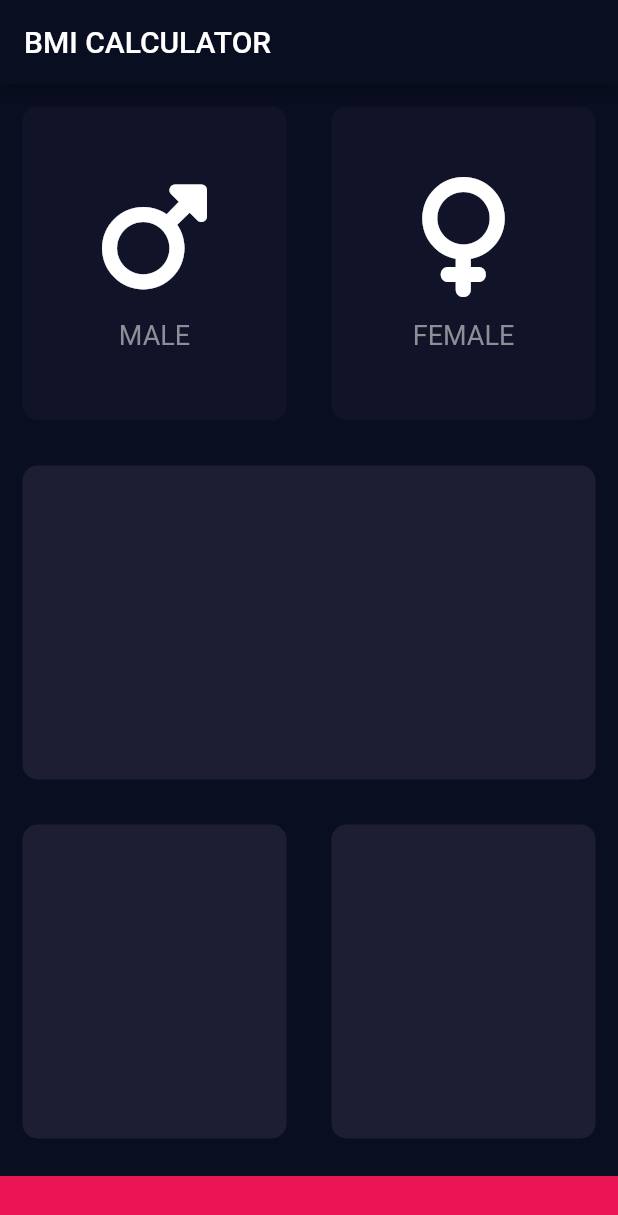
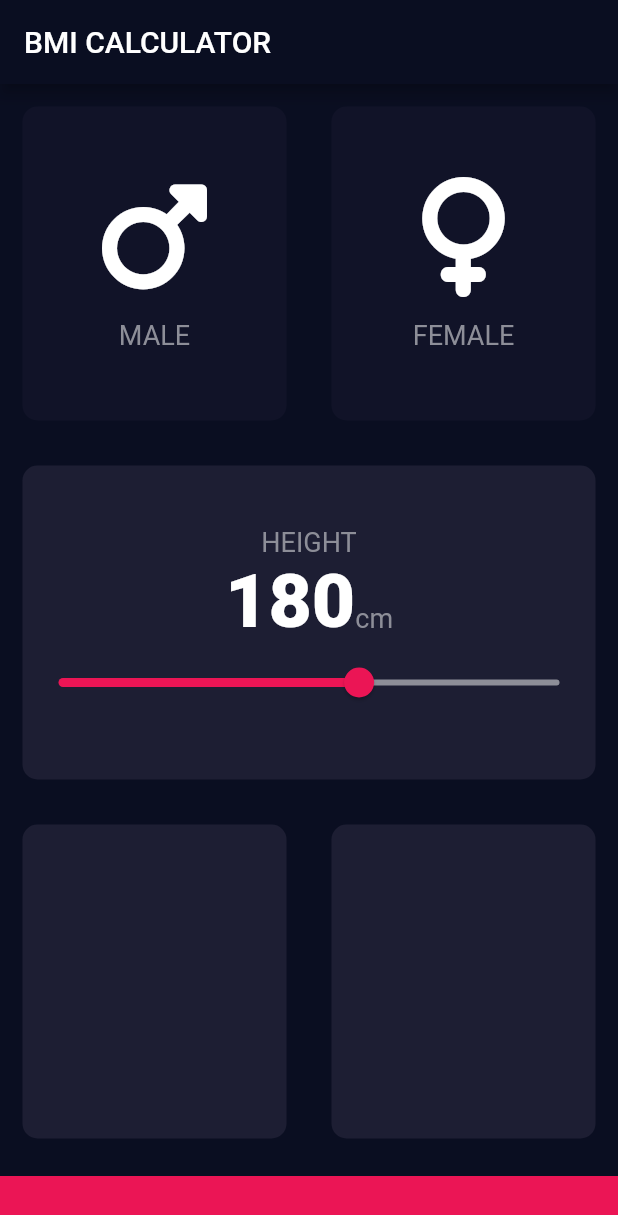
Before and after one commit to Talbekk/bmi-calculator, a Flutter app: the screen it shows after launch, on a phone screen of 412 x 824 dp. Shown: the top 1215 px of the screen. Run offline on Flutter 3.47's test engine with Material 2 defaults, Android fonts, the phone set to English and light mode, and no system bars; our stand-ins replace font_awesome_flutter.

Commit message:
adds slider with height picker

```diff
--- /dev/null
+++ b/lib/constants.dart
@@ -0,0 +1,16 @@
+import 'package:flutter/material.dart';
+
+const kBottomContainerHeight = 40.0;
+const kBottomContainerColor = Color(0xFFEB1555);
+const kActiveCardColor = Color(0xFF1D1E33);
+const kInactiveCardColor = Color(0xFF111328);
+
+const kLabelTextStyle = TextStyle(
+  fontSize: 18.0,
+  color: Color(0xFF8D8E98),
+);
+
+const kLabelNumberStyle = TextStyle(
+  fontSize: 50.0,
+  fontWeight: FontWeight.w900,
+);
--- a/lib/icon_content.dart
+++ b/lib/icon_content.dart
@@ -1,9 +1,5 @@
 import 'package:flutter/material.dart';
-
-const labelTextStyle = TextStyle(
-  fontSize: 18.0,
-  color: Color(0xFF8D8E98),
-);
+import 'constants.dart';
 
 class CustomIconContent extends StatelessWidget {
   CustomIconContent({@required this.gender, @required this.icon});
@@ -25,7 +21,7 @@
         ),
         Text(
           gender,
-          style: labelTextStyle,
+          style: kLabelTextStyle,
         ),
       ],
     );
--- a/lib/input_page.dart
+++ b/lib/input_page.dart
@@ -2,11 +2,7 @@
 import 'package:flutter/material.dart';
 import 'package:font_awesome_flutter/font_awesome_flutter.dart';
 import 'icon_content.dart';
-
-const bottomContainerHeight = 40.0;
-const bottomContainerColor = Color(0xFFEB1555);
-const activeCardColor = Color(0xFF1D1E33);
-const inactiveCardColor = Color(0xFF111328);
+import 'constants.dart';
 
 enum Gender {
   male,
@@ -20,6 +16,7 @@
 
 class _InputPageState extends State<InputPage> {
   Gender selectedGender = null;
+  int height = 180;
 
   @override
   Widget build(BuildContext context) {
@@ -28,6 +25,7 @@
         title: Text('BMI CALCULATOR'),
       ),
       body: Column(
+        crossAxisAlignment: CrossAxisAlignment.stretch,
         children: <Widget>[
           Expanded(
             child: Row(
@@ -40,8 +38,8 @@
                       });
                     },
                     colour: selectedGender == Gender.male
-                        ? activeCardColor
-                        : inactiveCardColor,
+                        ? kActiveCardColor
+                        : kInactiveCardColor,
                     cardChild: CustomIconContent(
                       gender: 'MALE',
                       icon: FontAwesomeIcons.mars,
@@ -56,8 +54,8 @@
                       });
                     },
                     colour: selectedGender == Gender.female
-                        ? activeCardColor
-                        : inactiveCardColor,
+                        ? kActiveCardColor
+                        : kInactiveCardColor,
                     cardChild: CustomIconContent(
                       gender: 'FEMALE',
                       icon: FontAwesomeIcons.venus,
@@ -69,7 +67,43 @@
           ),
           Expanded(
             child: ReusableCard(
-              colour: activeCardColor,
+              colour: kActiveCardColor,
+              cardChild: Column(
+                mainAxisAlignment: MainAxisAlignment.center,
+                children: [
+                  Text(
+                    'HEIGHT',
+                    style: kLabelTextStyle,
+                  ),
+                  Row(
+                    mainAxisAlignment: MainAxisAlignment.center,
+                    crossAxisAlignment: CrossAxisAlignment.baseline,
+                    textBaseline: TextBaseline.alphabetic,
+                    children: [
+                      Text(
+                        height.toString(),
+                        style: kLabelNumberStyle,
+                      ),
+                      Text(
+                        'cm',
+                        style: kLabelTextStyle,
+                      ),
+                    ],
+                  ),
+                  Slider(
+                    value: height.toDouble(),
+                    min: 120.0,
+                    max: 220.0,
+                    activeColor: Color(0xFFEB1555),
+                    inactiveColor: Color(0xFF8D8E98),
+                    onChanged: (double newValue) {
+                      setState(() {
+                        height = newValue.round();
+                      });
+                    },
+                  ),
+                ],
+              ),
             ),
           ),
           Expanded(
@@ -77,22 +111,22 @@
               children: <Widget>[
                 Expanded(
                   child: ReusableCard(
-                    colour: activeCardColor,
+                    colour: kActiveCardColor,
                   ),
                 ),
                 Expanded(
                   child: ReusableCard(
-                    colour: activeCardColor,
+                    colour: kActiveCardColor,
                   ),
                 )
               ],
             ),
           ),
           Container(
-            color: bottomContainerColor,
+            color: kBottomContainerColor,
             margin: EdgeInsets.only(top: 10),
             width: double.infinity,
-            height: bottomContainerHeight,
+            height: kBottomContainerHeight,
           ),
         ],
       ),
```
